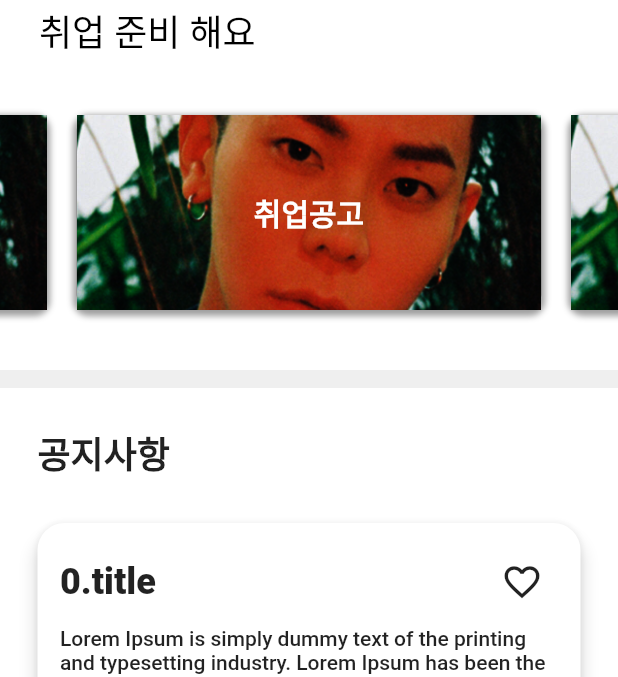
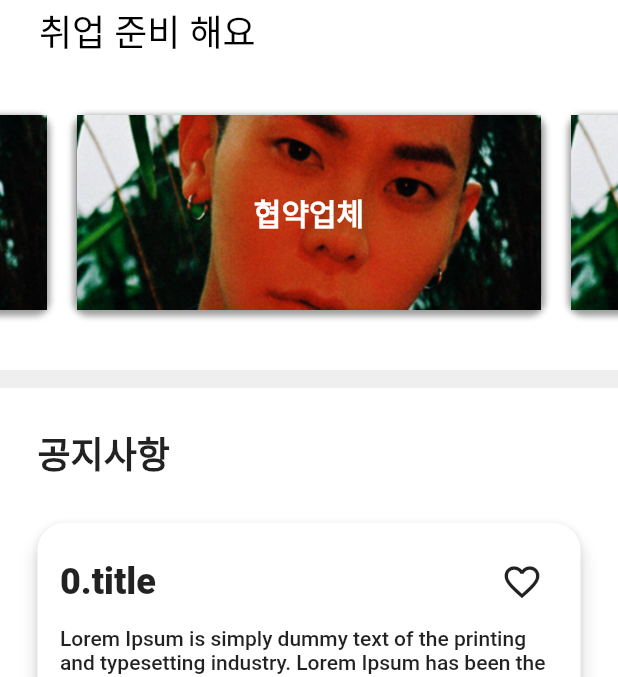
Before and after one commit to chwijunTime/ChwijunTimeAPP, a Flutter app: the MainPage screen opened directly, on a phone screen of 412 x 824 dp, the part 182-859 px from its top. Run offline on Flutter 3.47's test engine with Material 2 defaults, Android fonts, the phone set to English and light mode, and no system bars; drawn by our look-alikes of auto_size_text, carousel_slider; our stand-ins replace dio, geocoding, google_maps_flutter, retrofit, shared_preferences, sliding_up_panel and 1 more; missing offline and left inert: sweet_alert_dialogs; accounts and stored records are empty; generated files the repository leaves out were written again.

Commit message:
[UPDATE] SliderCard

```diff
--- a/flutter_app/app_user/lib/screens/main_page.dart
+++ b/flutter_app/app_user/lib/screens/main_page.dart
@@ -16,9 +16,11 @@ class MainPage extends StatefulWidget {
 
 class _MainPageState extends State<MainPage> {
   List<SliderCard> sliderList = [
-    SliderCard(title: "취업공고", image: "images/loco.jpg", route: "/"),
-    SliderCard(title: "협약업체", image: "images/loco.jpg", route: "/"),
-    SliderCard(title: "호잇", image: "images/loco.jpg", route: "/"),
+    SliderCard(title: "협약업체", image: "images/loco.jpg", route: "/contracting_company"),
+    SliderCard(title: "취업공고", image: "images/loco.jpg", route: "/company_notice"),
+    SliderCard(title: "면접후기", image: "images/loco.jpg", route: "/interview_review"),
+    SliderCard(title: "취업 확정 현황", image: "images/loco.jpg", route: "/confirmation_status"),
+    SliderCard(title: "꿀팁 저장소", image: "images/loco.jpg", route: "/tip_storage"),
   ];
 
   List<NotificationVO> notiList = [];
@@ -123,7 +125,7 @@ class _MainPageState extends State<MainPage> {
             ListView.builder(
               itemCount: notiList.length,
               itemBuilder: (context, index) {
-                return buildItemCompany(context, index);
+                return buildItemNotification(context, index);
               },
               scrollDirection: Axis.vertical,
               shrinkWrap: true,
@@ -135,7 +137,7 @@ class _MainPageState extends State<MainPage> {
     );
   }
 
-  Widget buildItemCompany(BuildContext context, int index) {
+  Widget buildItemNotification(BuildContext context, int index) {
     return Card(
       shape: RoundedRectangleBorder(borderRadius: BorderRadius.circular(18)),
       elevation: 5,
@@ -269,7 +271,11 @@ Widget makeSlider(List<SliderCard> list) {
     child: CarouselSlider(
         items: list.map((card) {
           return Builder(builder: (BuildContext context) {
-            return Container(
+            return GestureDetector(
+              onTap: () {
+                Navigator.pushNamedAndRemoveUntil(context, card.route, (route) => false);
+              },
+              child: Container(
                 width: 357,
                 height: 250,
                 margin: EdgeInsets.only(left: 10, right: 10, top: 10, bottom: 10),
@@ -303,6 +309,7 @@ Widget makeSlider(List<SliderCard> list) {
                     )),
                   ],
                 ),
+              ),
             );
           });
         }).toList(),
```
Lines whose indentation alone changed are shown as unchanged.
